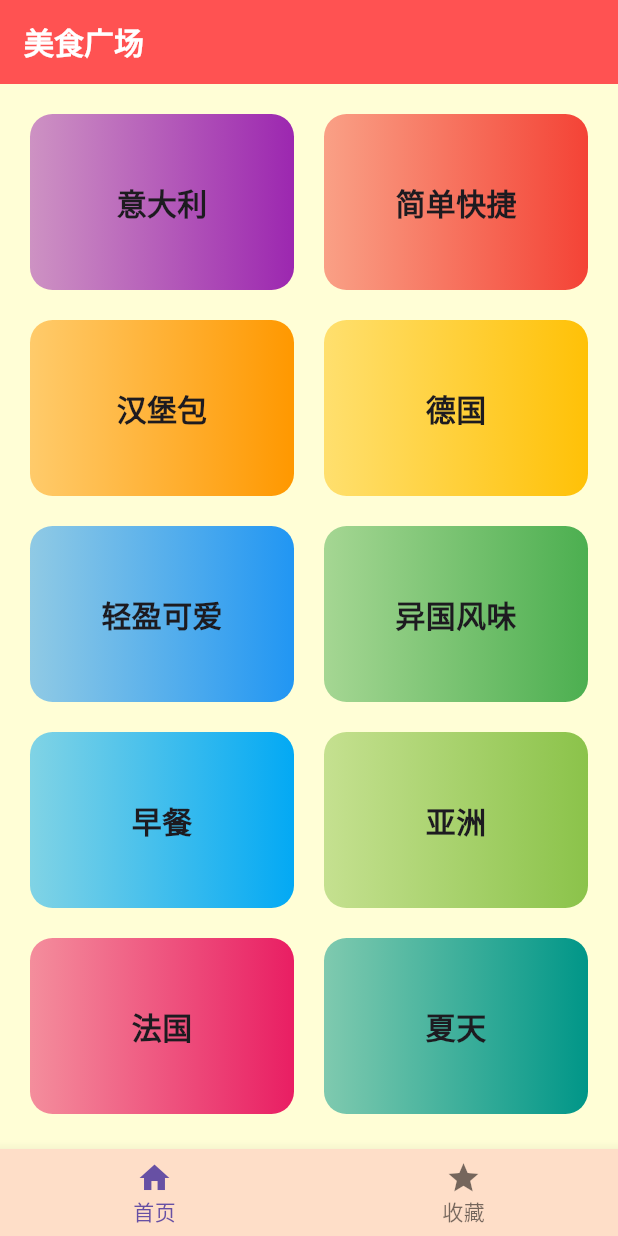
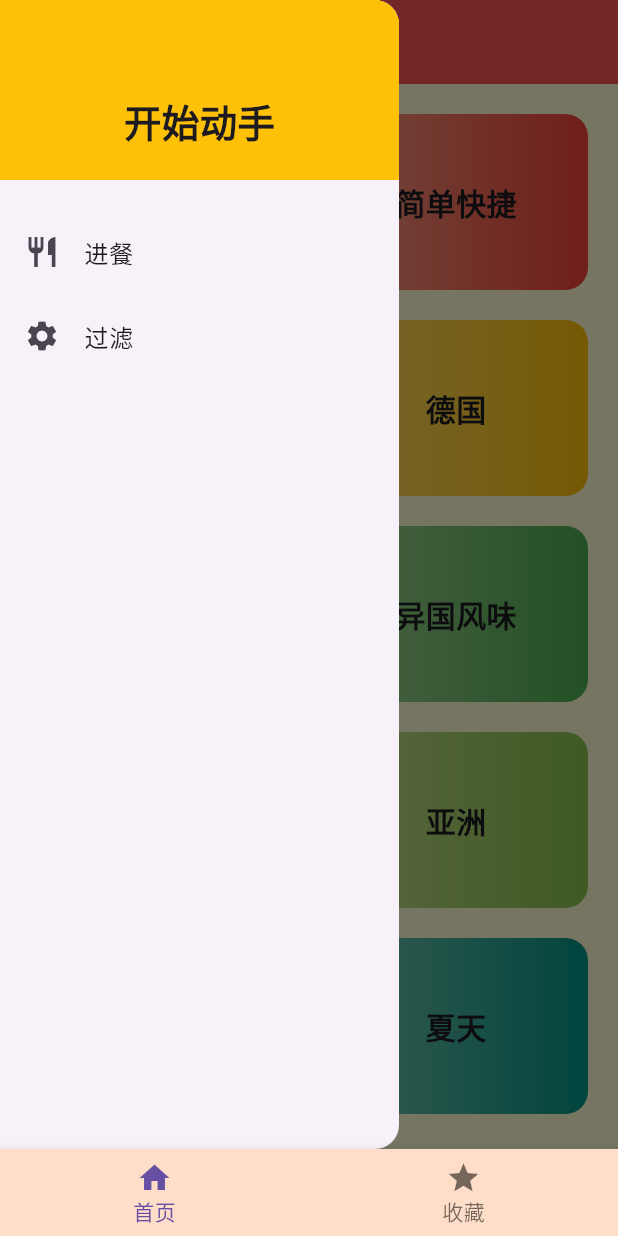
Before and after one commit to shanyazhou/flutter_delicious_food, a Flutter app: the screen it shows after launch, with the side drawer open (before the commit the screen has no drawer), on a phone screen of 412 x 824 dp. Run offline on Flutter 3.47's test engine with Material 3 defaults, Android fonts, the phone set to English and light mode, and no system bars; our stand-ins replace dio; missing offline and left inert: dart:ffi.

Commit message:
add: 抽屉的UI

```diff
--- a/lib/ui/pages/home/home.dart
+++ b/lib/ui/pages/home/home.dart
@@ -1,5 +1,6 @@
 import 'package:flutter/material.dart';
 import 'home_content.dart';
+import 'home_drawer.dart';
 
 class YZHomePage extends StatelessWidget {
   const YZHomePage({super.key});
@@ -9,8 +10,20 @@ class YZHomePage extends StatelessWidget {
     return Scaffold(
       appBar: AppBar(
         title: Text("美食广场"),
+        leading: Builder(
+          builder: (context) {
+            return IconButton(
+              icon: Icon(Icons.build),
+              onPressed: (){
+                Scaffold.of(context).openDrawer();
+              },
+            );
+          }
+        ),
+        //leading: Icon(Icons.add_a_photo_outlined), //加了这个，下面的Drawer()不管用了
       ),
-      body: YZHomeContent()
+      body: YZHomeContent(),
+      drawer: YZHomeDrawer(),
     );
   }
 }
--- /dev/null
+++ b/lib/ui/pages/home/home_drawer.dart
@@ -0,0 +1,50 @@
+import 'dart:ffi';
+
+import 'package:flutter/material.dart';
+
+class YZHomeDrawer extends StatelessWidget {
+  const YZHomeDrawer({super.key});
+
+  @override
+  Widget build(BuildContext context) {
+    return Container(
+        width: 266,// 修改抽屉的宽度
+        child: Drawer(
+          child: Column(
+            children: [
+              Container(
+                width: double.infinity,
+                height: 120,
+                color: Colors.amber,
+                alignment: Alignment(0, 0.5),
+                margin: EdgeInsets.only(bottom: 20),
+                child: Text("开始动手", style: TextStyle(fontSize: 25, fontWeight: FontWeight.bold),)
+              ),
+              buildListTile(Icon(Icons.restaurant), "进餐", (){
+                Navigator.of(context).pop();
+              }),
+              buildListTile(Icon(Icons.settings), "过滤", (){
+                Navigator.of(context).pop();
+              }),
+            ],
+          ),
+        )
+    );
+  }
+
+  Widget buildListTile(Widget icon, String name, void Function() handler) {
+    return ListTile(
+      leading: icon,
+      title: Text(name),
+      onTap: handler,
+    );
+
+
+    // Row(
+    //   children: [
+    //     icon,
+    //     Text(name),
+    //   ]
+    // );
+  }
+}
```
